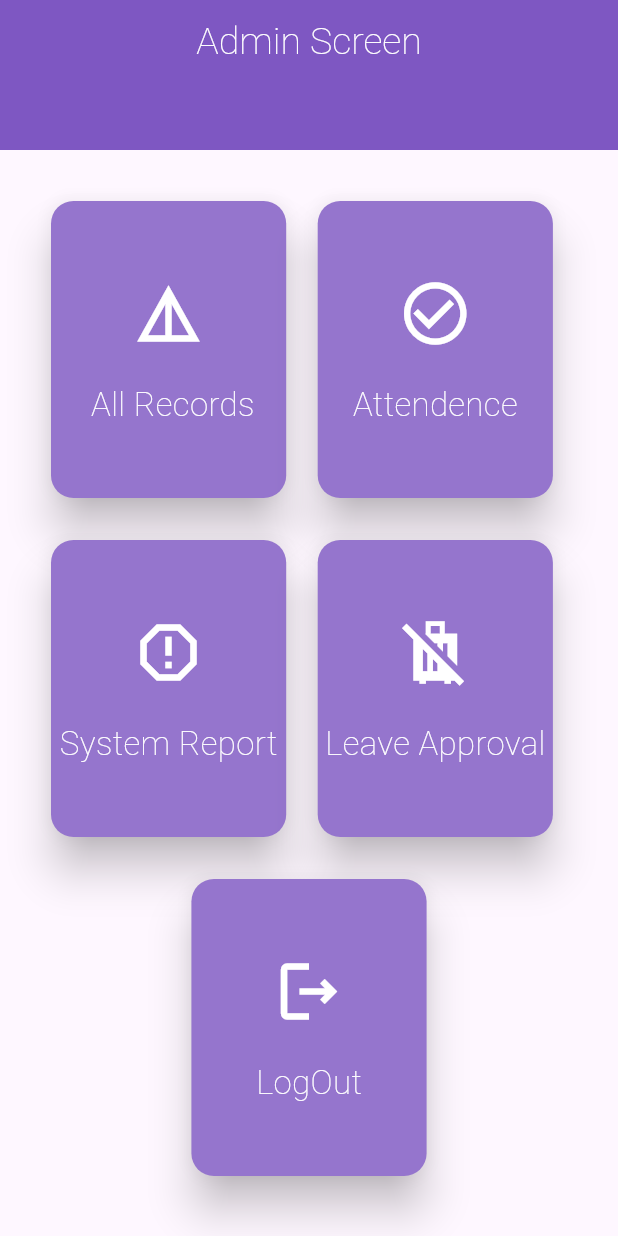
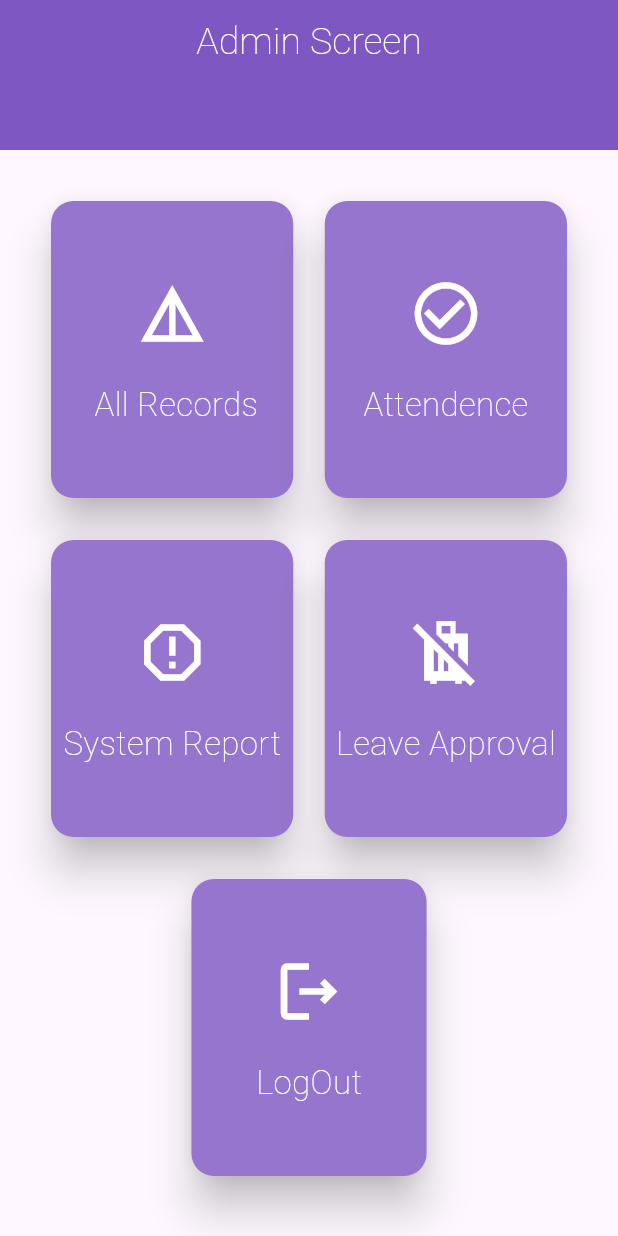
Before and after one commit to bilalaslam19/Attendance_system, a Flutter app: the screen it shows after launch, on a phone screen of 412 x 824 dp. Run offline on Flutter 3.47's test engine with Material 3 defaults, Android fonts, the phone set to English and light mode, and no system bars; our stand-ins replace cloud_firestore, firebase_auth, firebase_core, firebase_storage, fluttertoast, get and 1 more; accounts and stored records are empty.

Commit message:
Overflow issue fixed

```diff
--- a/lib/Admin_Panel/screen/admin_screen.dart
+++ b/lib/Admin_Panel/screen/admin_screen.dart
@@ -38,34 +38,42 @@ class _AdminScreenState extends State<AdminScreen> {
             children: [
               Row(
                 children: [
-                  CustomCard(
+                  Expanded(
+                    child: CustomCard(
                       title: " All Records",
                       icon: Icons.details,
                       onPressed: () {
                         Get.to(() => const AllRecords());
                       },
                     ),
+                  ),
                   const SizedBox(width: 13.0),
-                  CustomCard(
+                  Expanded(
+                    child: CustomCard(
                       title: "Attendence",
                       icon: Icons.check_circle_outline,
                       onPressed: () {},
+                    ),
                   ),
                 ],
               ),
               const SizedBox(height: 20),
               Row(
                 children: [
-                  CustomCard(
+                  Expanded(
+                    child: CustomCard(
                       title: "System Report",
                       icon: Icons.report_gmailerrorred,
                       onPressed: () {},
                     ),
+                  ),
                   const SizedBox(width: 13.0),
-                  CustomCard(
+                  Expanded(
+                    child: CustomCard(
                       title: "Leave Approval",
                       icon: Icons.leave_bags_at_home_sharp,
                       onPressed: () {},
+                    ),
                   ),
                 ],
               ),
```
Lines whose indentation alone changed are shown as unchanged.
